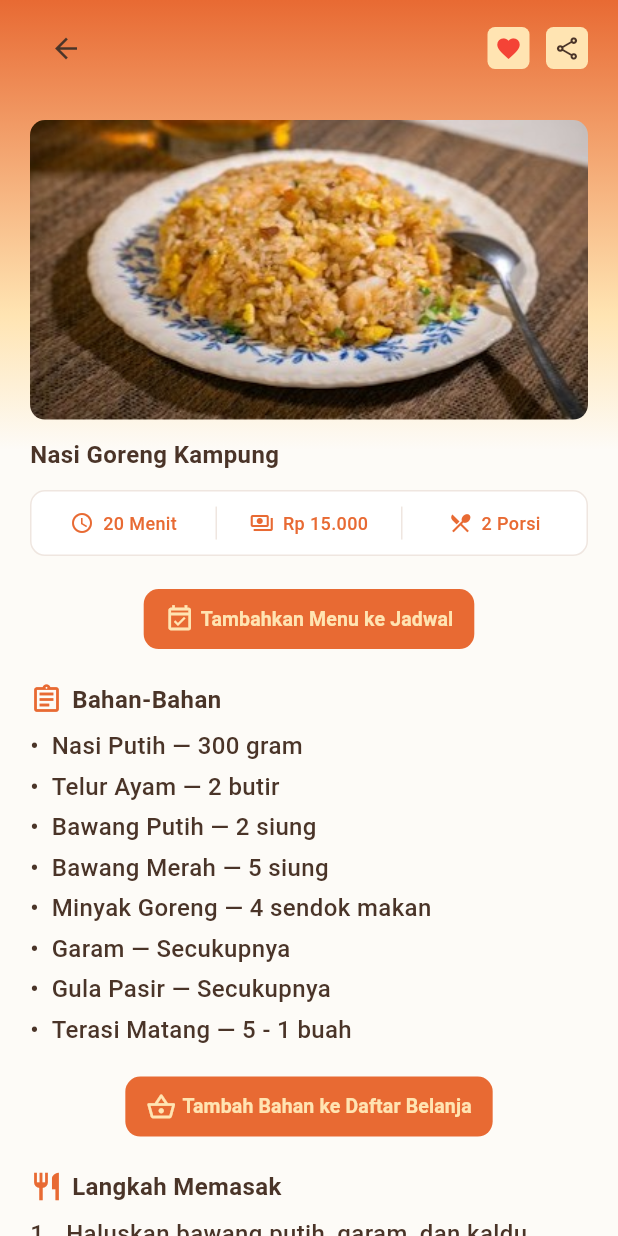
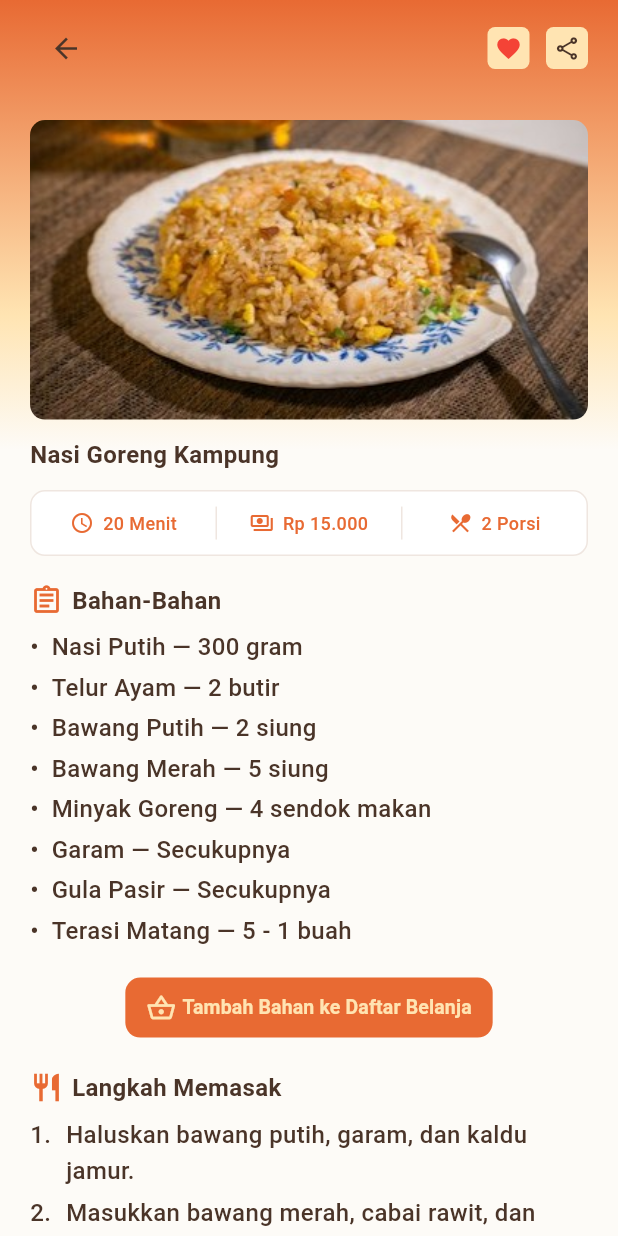
Before and after one commit to dikaajaa/dapur_mom, a Flutter app: the DetailResepPage screen opened directly, on a phone screen of 412 x 824 dp. Run offline on Flutter 3.47's test engine with Material 3 defaults, Android fonts, the phone set to English and light mode, and no system bars; our stand-ins replace flutter_svg.

Commit message:
menggabungkan dan meyambungkan detail resep

```diff
--- a/lib/pages/detail_resep.dart
+++ b/lib/pages/detail_resep.dart
@@ -83,14 +83,15 @@ const nasiGoreng = Recipe(
 
 // ====== Halaman ======
 class DetailResepPage extends StatefulWidget {
-  const DetailResepPage({super.key});
+  final Recipe? recipe;
+  const DetailResepPage({super.key, this.recipe});
 
   @override
   State<DetailResepPage> createState() => _DetailResepPageState();
 }
 
 class _DetailResepPageState extends State<DetailResepPage> {
-  final Recipe recipe = nasiGoreng;
+  late final Recipe recipe = widget.recipe ?? nasiGoreng;
   bool _favorite = true;
 
   void _toast(String msg) {
@@ -138,14 +139,6 @@ class _DetailResepPageState extends State<DetailResepPage> {
                     ),
                     const SizedBox(height: 12),
                     _buildInfoRow(),
-                    const SizedBox(height: 18),
-                    Center(
-                      child: _ActionButton(
-                        icon: Icons.event_available_outlined,
-                        label: 'Tambahkan Menu ke Jadwal',
-                        onTap: () => _toast('Menu ditambahkan ke jadwal'),
-                      ),
-                    ),
                     const SizedBox(height: 18),
                     _SectionTitle(
                       icon: Icons.assignment_outlined,
@@ -224,7 +217,7 @@ class _DetailResepPageState extends State<DetailResepPage> {
           0,
           0.8,
         ), // fokus ke piring, sama seperti di Figma
-        errorBuilder: (_, __, ___) => Container(
+        errorBuilder: (_, error, stackTrace) => Container(
           color: kOrangeMuda,
           child: const Icon(Icons.restaurant, color: kOrange, size: 40),
         ),
```
Also changed, not shown: lib/pages/home_page.dart (+12 -1 lines).
